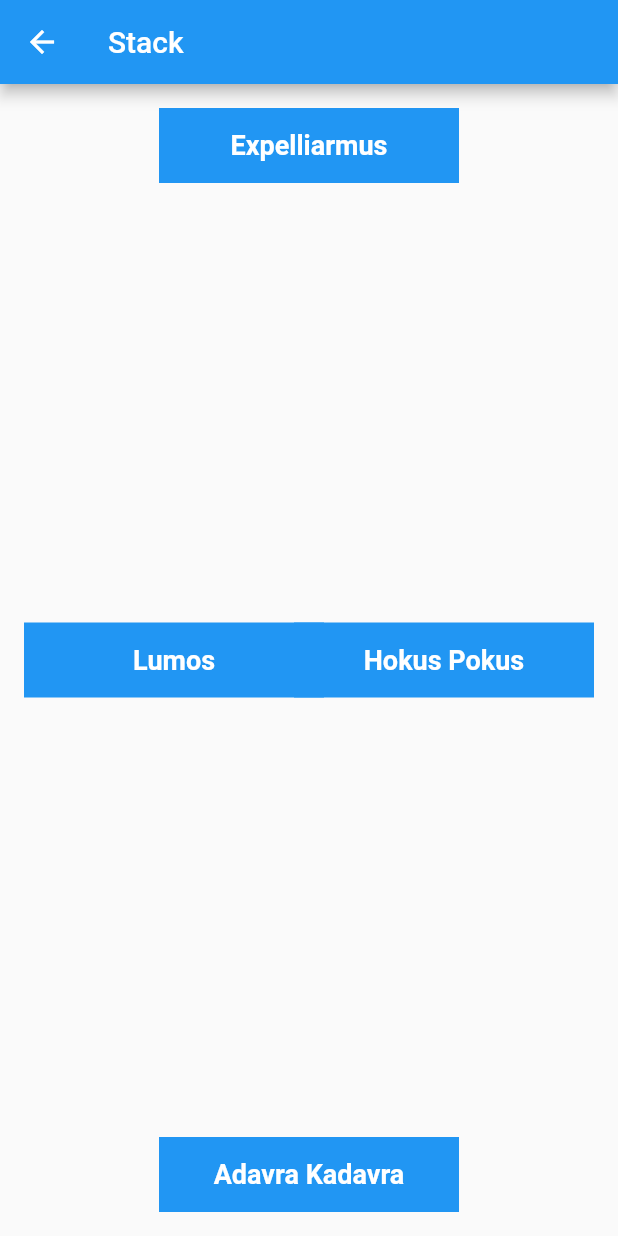
After one commit to develonursahin/neon_apps_academy, a Flutter app: the StackScreen screen opened directly, on a phone screen of 412 x 824 dp. The commit adds this screen. Run offline on Flutter 3.47's test engine with Material 2 defaults, Android fonts, the phone set to English and light mode, and no system bars; our stand-ins replace carousel_slider, charts_flutter, flutter_rating_bar, shared_preferences; missing offline and left inert: flutter_shake_animated; accounts and stored records are empty.

Commit message:
add: Stack

```diff
--- a/4- UI Widgets/ui_widgets_app/lib/main.dart
+++ b/4- UI Widgets/ui_widgets_app/lib/main.dart
@@ -7,6 +7,7 @@ import 'package:ui_widgets_app/views/linear_progress_indicator_view.dart';
 import 'package:ui_widgets_app/views/page_control_view.dart';
 import 'package:ui_widgets_app/views/segmented_control_view.dart';
 import 'package:ui_widgets_app/views/slider_view.dart';
+import 'package:ui_widgets_app/views/stack_view.dart';
 import 'package:ui_widgets_app/views/stepper_view.dart';
 import 'package:ui_widgets_app/views/switch_view.dart';
 import 'package:ui_widgets_app/views/textfield_view.dart';
@@ -92,6 +93,8 @@ class ContainerGrid extends StatelessWidget {
                         return CircularProgressIndicatorScreen();
                       case 'Linear Progress Indicator':
                         return LinearProgressIndicatorScreen();
+                      case 'Stack':
+                        return StackScreen();
                       default:
                         return ContainerScreen();
                     }
--- /dev/null
+++ b/4- UI Widgets/ui_widgets_app/lib/views/stack_view.dart
@@ -0,0 +1,94 @@
+import 'package:flutter/material.dart';
+
+class StackScreen extends StatelessWidget {
+  const StackScreen({Key? key});
+
+  @override
+  Widget build(BuildContext context) {
+    return Scaffold(
+      appBar: AppBar(
+        title: const Text('Stack'),
+      ),
+      body: Container(
+        padding: const EdgeInsets.all(16),
+        child: Stack(
+          alignment: Alignment.center,
+          children: [
+            Positioned(
+              top: 0,
+              child: Container(
+                width: 200,
+                height: 50,
+                color: Colors.blue,
+                child: const Center(
+                  child: Text(
+                    'Expelliarmus',
+                    style: TextStyle(
+                      color: Colors.white,
+                      fontSize: 18,
+                      fontWeight: FontWeight.bold,
+                    ),
+                  ),
+                ),
+              ),
+            ),
+            Positioned(
+              right: 0,
+              child: Container(
+                width: 200,
+                height: 50,
+                color: Colors.blue,
+                child: const Center(
+                  child: Text(
+                    'Hokus Pokus',
+                    style: TextStyle(
+                      color: Colors.white,
+                      fontSize: 18,
+                      fontWeight: FontWeight.bold,
+                    ),
+                  ),
+                ),
+              ),
+            ),
+            Positioned(
+              bottom: 0,
+              child: Container(
+                width: 200,
+                height: 50,
+                color: Colors.blue,
+                child: const Center(
+                  child: Text(
+                    'Adavra Kadavra',
+                    style: TextStyle(
+                      color: Colors.white,
+                      fontSize: 18,
+                      fontWeight: FontWeight.bold,
+                    ),
+                  ),
+                ),
+              ),
+            ),
+            Positioned(
+              left: 0,
+              child: Container(
+                width: 200,
+                height: 50,
+                color: Colors.blue,
+                child: const Center(
+                  child: Text(
+                    'Lumos',
+                    style: TextStyle(
+                      color: Colors.white,
+                      fontSize: 18,
+                      fontWeight: FontWeight.bold,
+                    ),
+                  ),
+                ),
+              ),
+            ),
+          ],
+        ),
+      ),
+    );
+  }
+}
```
